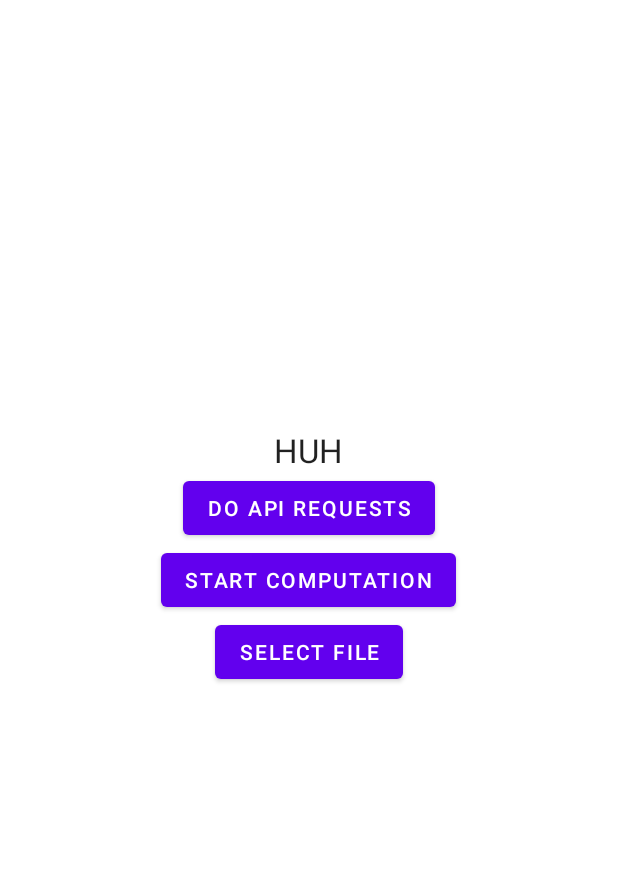
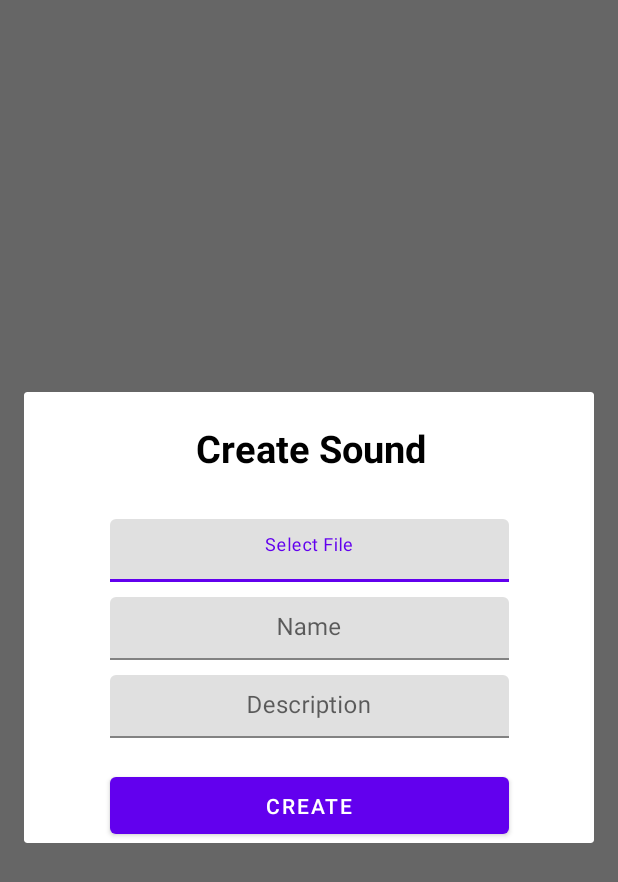
Before and after one commit to OrestesK/MultiPop, an Android app: the MainActivity screen opened directly, with no data from a screen before it, after a tap on "START COMPUTATION", on a phone screen of 412 x 824 dp. Shown: the top 882 px of the screen. Run offline under Robolectric (Android 15) with nearby library versions, the phone set to English and light mode, and no system bars.

Commit message:
Password Hashing & HTTPS Authentication & Base Create Sound Fragment

```diff
--- a/app/build.gradle
+++ b/app/build.gradle
@@ -43,7 +43,6 @@ dependencies {
     implementation 'androidx.appcompat:appcompat:1.5.1'
     implementation 'com.google.android.material:material:1.7.0'
 
-    implementation 'androidx.constraintlayout:constraintlayout:2.1.4'
     implementation 'androidx.navigation:navigation-fragment-ktx:2.5.3'
     implementation 'androidx.navigation:navigation-ui-ktx:2.5.3'
     implementation 'androidx.annotation:annotation:1.5.0'
--- a/app/src/main/AndroidManifest.xml
+++ b/app/src/main/AndroidManifest.xml
@@ -18,7 +18,7 @@
         android:roundIcon="@mipmap/ic_launcher_round"
         android:supportsRtl="true"
         android:theme="@style/Theme.Multipop"
-        android:usesCleartextTraffic="true"
+        android:networkSecurityConfig="@xml/network_security"
         tools:targetApi="31">
 
         <activity
--- /dev/null
+++ b/app/src/main/java/orestesk/multipop/CreateSoundFragment.kt
@@ -0,0 +1,17 @@
+package orestesk.multipop
+
+import android.os.Bundle
+import android.view.LayoutInflater
+import android.view.View
+import android.view.ViewGroup
+import androidx.fragment.app.DialogFragment
+
+class CreateSoundFragment : DialogFragment() {
+    override fun onCreateView(
+        inflater: LayoutInflater,
+        container: ViewGroup?,
+        savedInstanceState: Bundle?
+    ): View? {
+        return inflater.inflate(R.layout.fragment_create_sound, container, false)
+    }
+}
--- a/app/src/main/java/orestesk/multipop/MainActivity.kt
+++ b/app/src/main/java/orestesk/multipop/MainActivity.kt
@@ -4,7 +4,11 @@ import android.app.Activity
 import android.content.Intent
 import android.net.Uri
 import android.os.Bundle
+import android.view.Gravity
+import android.view.LayoutInflater
 import android.view.View
+import android.widget.LinearLayout
+import android.widget.PopupWindow
 import androidx.activity.result.ActivityResult
 import androidx.activity.result.contract.ActivityResultContracts
 import androidx.appcompat.app.AppCompatActivity
@@ -12,6 +16,7 @@ import androidx.lifecycle.lifecycleScope
 import kotlinx.android.synthetic.main.activity_main.*
 import kotlinx.coroutines.Dispatchers
 import kotlinx.coroutines.launch
+
 
 class MainActivity : AppCompatActivity() {
     private var resultLauncher = registerForActivityResult(ActivityResultContracts.StartActivityForResult()) { result -> handleActivityResult(result) }
@@ -27,6 +32,8 @@ class MainActivity : AppCompatActivity() {
         }
 
         btnPost.setOnClickListener {
+            val createUser = CreateSoundFragment()
+            createUser.show(supportFragmentManager, "createUser")
             lifecycleScope.launch(Dispatchers.Main) {
                 progressBar.visibility = View.VISIBLE
                 progressBar.visibility = View.INVISIBLE
--- /dev/null
+++ b/app/src/main/res/layout/fragment_create_sound.xml
@@ -0,0 +1,109 @@
+<?xml version="1.0" encoding="utf-8"?>
+<androidx.constraintlayout.widget.ConstraintLayout xmlns:android="http://schemas.android.com/apk/res/android"
+    xmlns:tools="http://schemas.android.com/tools"
+    android:layout_width="match_parent"
+    android:layout_height="match_parent"
+    xmlns:app="http://schemas.android.com/apk/res-auto">
+
+    <TextView
+        android:id="@+id/tv_heading"
+        android:layout_width="400dp"
+        android:layout_height="wrap_content"
+        android:text="Create Sound"
+        app:layout_constraintStart_toStartOf="parent"
+        app:layout_constraintEnd_toEndOf="parent"
+        app:layout_constraintTop_toTopOf="parent"
+        android:textSize="25sp"
+        android:textColor="@color/black"
+        android:textStyle="bold"
+        android:textAlignment="center"
+        android:layout_marginTop="20dp"
+        />
+
+    <com.google.android.material.textfield.TextInputLayout
+        android:id="@+id/layout_email"
+        android:layout_width="0dp"
+        app:layout_constraintWidth_percent="0.7"
+        android:layout_height="wrap_content"
+        app:layout_constraintStart_toStartOf="parent"
+        app:layout_constraintEnd_toEndOf="parent"
+        app:layout_constraintTop_toBottomOf="@id/tv_heading"
+        android:layout_marginTop="30dp"
+        android:textColorHint="#808080"
+        >
+        <EditText
+            android:id="@+id/emailField"
+            android:singleLine="true"
+            android:imeOptions="actionNext"
+            android:digits="ABCDEFGHIJKLMNOPQRSTUVWXYZabcdefghijklmnopqrstuvwxyz1234567890@."
+            android:layout_width="match_parent"
+            android:layout_height="wrap_content"
+            android:hint="Select File"
+            android:gravity="center"
+            android:padding="10dp"
+            android:inputType="textEmailAddress"
+            android:autofillHints="emailAddress" />
+    </com.google.android.material.textfield.TextInputLayout>
+
+    <com.google.android.material.textfield.TextInputLayout
+        android:id="@+id/layout_password"
+        android:layout_width="0dp"
+        app:layout_constraintWidth_percent="0.7"
+        android:layout_height="wrap_content"
+        app:layout_constraintStart_toStartOf="parent"
+        app:layout_constraintEnd_toEndOf="parent"
+        android:layout_marginTop="10dp"
+        app:layout_constraintTop_toBottomOf="@+id/layout_email"
+        >
+        <EditText
+            android:id="@+id/passwordField"
+            android:singleLine="true"
+            android:imeOptions="actionNext"
+            android:digits="ABCDEFGHIJKLMNOPQRSTUVWXYZabcdefghijklmnopqrstuvwxyz1234567890`~!@#$%^&amp;*()-_+=[]{}?,.?/"
+            android:layout_width="match_parent"
+            android:layout_height="wrap_content"
+            android:hint="Name"
+            android:gravity="center"
+            android:padding="10dp"
+            android:inputType="textPassword"
+            android:autofillHints="password" />
+    </com.google.android.material.textfield.TextInputLayout>
+
+    <com.google.android.material.textfield.TextInputLayout
+        android:id="@+id/layout_repassword"
+        android:layout_width="0dp"
+        app:layout_constraintWidth_percent="0.7"
+        android:layout_height="wrap_content"
+        app:layout_constraintStart_toStartOf="parent"
+        app:layout_constraintEnd_toEndOf="parent"
+        android:layout_marginTop="10dp"
+        app:layout_constraintTop_toBottomOf="@+id/layout_password"
+        >
+        <EditText
+            android:id="@+id/repasswordField"
+            android:singleLine="true"
+            android:imeOptions="actionDone"
+            android:digits="ABCDEFGHIJKLMNOPQRSTUVWXYZabcdefghijklmnopqrstuvwxyz1234567890`~!@#$%^&amp;*()-_+=[]{}?,.?/"
+            android:layout_width="match_parent"
+            android:layout_height="wrap_content"
+            android:hint="Description"
+            android:gravity="center"
+            android:padding="10dp"
+            android:inputType="textPassword"
+            android:autofillHints="password" />
+    </com.google.android.material.textfield.TextInputLayout>
+
+    <Button
+        android:id="@+id/btn_signup"
+        android:layout_width="0dp"
+        android:layout_height="50dp"
+        app:layout_constraintTop_toBottomOf="@+id/layout_repassword"
+        app:layout_constraintStart_toStartOf="parent"
+        app:layout_constraintEnd_toEndOf="parent"
+        android:text="Create"
+        android:layout_marginTop="20dp"
+        app:layout_constraintWidth_percent="0.7"
+        android:elevation="2dp"
+        />
+
+</androidx.constraintlayout.widget.ConstraintLayout>
```
Also changed, not shown: app/src/main/java/orestesk/multipop/Instances.kt (+49 -2 lines), app/src/main/java/orestesk/multipop/LoginActivity.kt (+7 -0 lines), app/src/main/res/xml/network_security.xml (added, +9 -0 lines), 5 other files.
